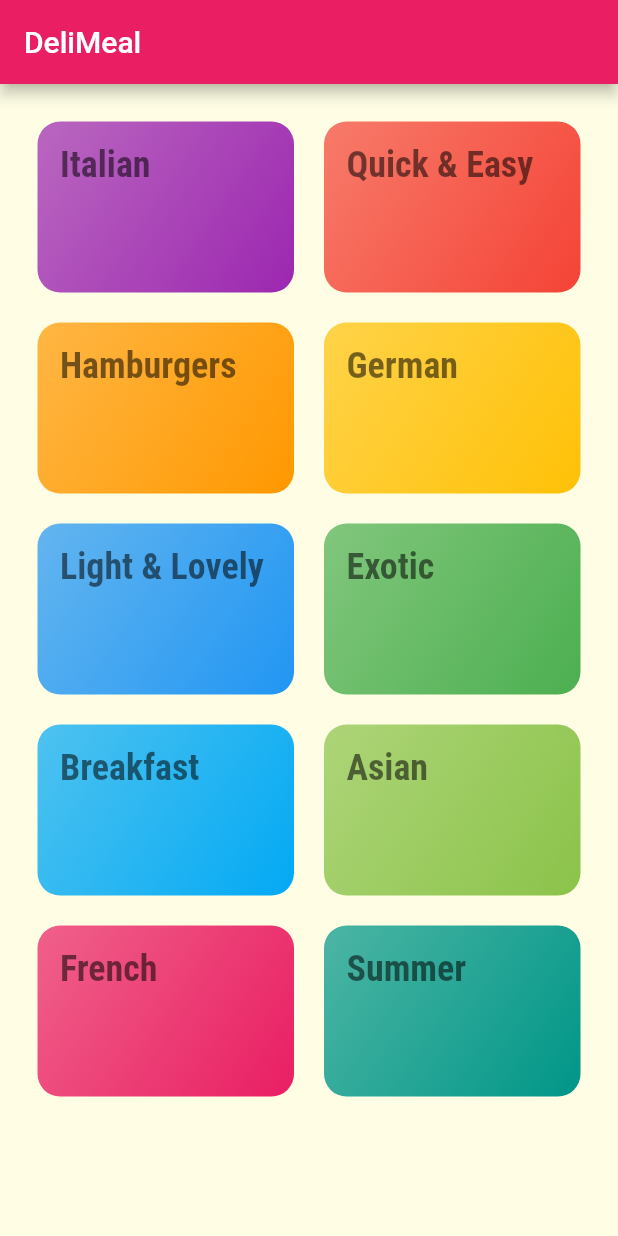
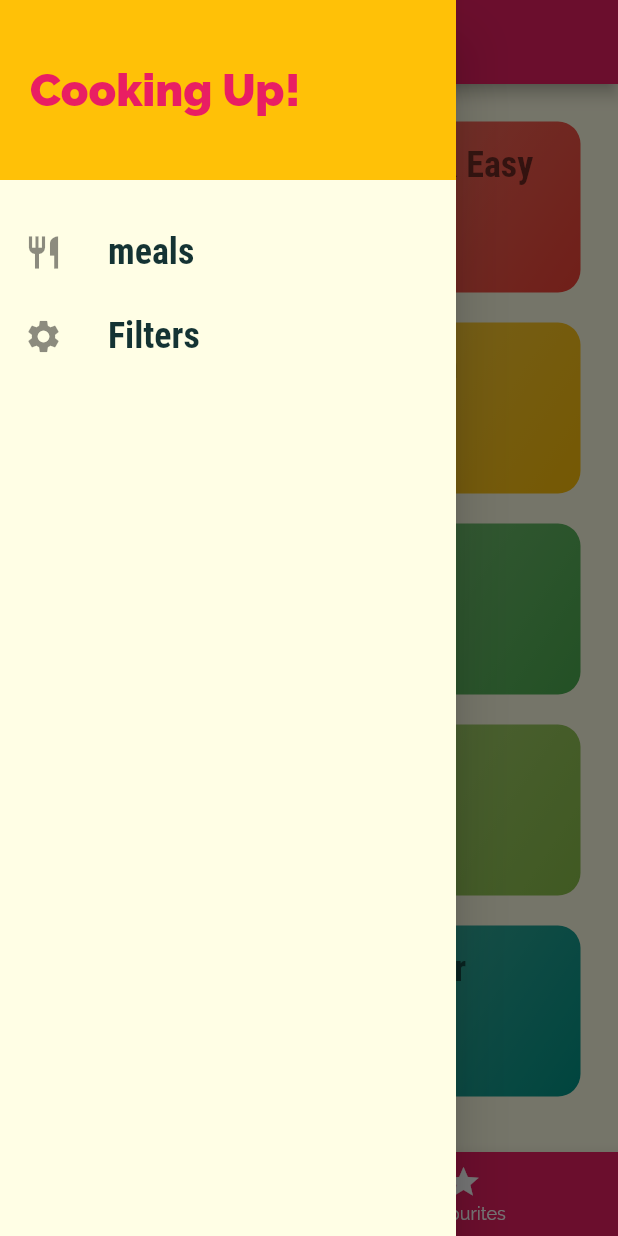
Before and after one commit to GikundaMbiriri/mealsApp, a Flutter app: the screen it shows after launch, with the side drawer open (before the commit the screen has no drawer), on a phone screen of 412 x 824 dp. Run offline on Flutter 3.47's test engine with Material 2 defaults, Android fonts, the phone set to English and light mode, and no system bars.

Commit message:
latest commit

```diff
--- a/lib/categories_screen.dart
+++ /dev/null
@@ -1,24 +0,0 @@
-import 'package:flutter/material.dart';
-import './category_item.dart';
-import './dummy_data.dart';
-
-class CategoriesScreen extends StatelessWidget {
-  @override
-  Widget build(BuildContext context) {
-    return Scaffold(
-        appBar: AppBar(
-          title: const Text('DeliMeal'),
-        ),
-        body: GridView(
-          padding: EdgeInsets.all(25),
-          children: DUMMY_CATEGORIES
-              .map((cat) => CategoryItem(cat.id, cat.title, cat.color))
-              .toList(),
-          gridDelegate: SliverGridDelegateWithMaxCrossAxisExtent(
-              maxCrossAxisExtent: 200,
-              childAspectRatio: 3 / 2,
-              crossAxisSpacing: 20,
-              mainAxisSpacing: 20),
-        ));
-  }
-}
--- a/lib/main.dart
+++ b/lib/main.dart
@@ -1,15 +1,71 @@
 import 'package:flutter/material.dart';
-import './category_meals_screen.dart';
-import './categories_screen.dart';
+import './screens/category_meals_screen.dart';
+import './screens/meal_detail_screen.dart';
+import './screens/categories_screen.dart';
+import './screens/tabs_screen.dart';
+import './screens/filters_screen.dart';
+import './dummy_data.dart';
+import './models/meal.dart';
 
 void main() {
   runApp(const MyApp());
 }
 
-class MyApp extends StatelessWidget {
+class MyApp extends StatefulWidget {
   const MyApp({Key? key}) : super(key: key);
 
-  // This widget is the root of your application.
+  @override
+  State<MyApp> createState() => _MyAppState();
+}
+
+class _MyAppState extends State<MyApp> {
+  Map<String, bool> filters = {
+    'gluten': false,
+    'lactose': false,
+    'vegan': false,
+    'vegetarian': false,
+  };
+  List<Meal> availableMeals = DUMMY_MEALS;
+  List<Meal> favouriteMeals = [];
+  void setFilters(Map<String, bool> filterdata) {
+    setState(() {
+      filters = filterdata;
+      availableMeals = DUMMY_MEALS.where((meal) {
+        if (filters['gluten'] == true && !meal.isGlutenFree) {
+          return false;
+        }
+        if (filters['lactose'] == true && !meal.isLactoseFree) {
+          return false;
+        }
+        if (filters['vegan'] == true && !meal.isVegan) {
+          return false;
+        }
+        if (filters['vegetarian'] == true && !meal.isVegetarian) {
+          return false;
+        }
+        return true;
+      }).toList();
+    });
+  }
+
+  void toggleFavourite(String mealId) {
+    final existingIndex =
+        favouriteMeals.indexWhere((meal) => meal.id == mealId);
+    if (existingIndex >= 0) {
+      setState(() {
+        favouriteMeals.removeAt(existingIndex);
+      });
+    } else {
+      setState(() {
+        favouriteMeals.add(DUMMY_MEALS.firstWhere((meal) => meal.id == mealId));
+      });
+    }
+  }
+
+  bool isFavourite(String id) {
+    return favouriteMeals.any((meal) => meal.id == id);
+  }
+
   @override
   Widget build(BuildContext context) {
     return MaterialApp(
@@ -31,9 +87,18 @@ class MyApp extends StatelessWidget {
         // home: CategoriesScreen(),
         initialRoute: '/',
         routes: {
-        '/': (ctx) => CategoriesScreen(),
-        CategoryMealsScreen.routeName: (ctx) => CategoryMealsScreen()
+          '/': (ctx) => TabScreen(favouriteMeals),
+          CategoryMealsScreen.routeName: (ctx) =>
+              CategoryMealsScreen(availableMeals),
+          MealDetailScreen.routeName: (ctx) =>
+              MealDetailScreen(toggleFavourite, isFavourite),
+          FilterScreen.routeName: (ctx) => FilterScreen(filters, setFilters)
         },
-    );
+        // onGenerateRoute: (settings){
+
+        // },
+        onUnknownRoute: (settings) {
+          return MaterialPageRoute(builder: (ctx) => CategoriesScreen());
+        });
   }
 }
--- a/lib/models/meal.dart
+++ b/lib/models/meal.dart
@@ -17,6 +17,7 @@ class Meal {
   final bool isLactoseFree;
   final bool isVegan;
   final bool isVegetarian;
+
   const Meal({
     required this.id,
     required this.categories,
--- /dev/null
+++ b/lib/screens/categories_screen.dart
@@ -0,0 +1,20 @@
+import 'package:flutter/material.dart';
+import '../widgets/category_item.dart';
+import '../dummy_data.dart';
+
+class CategoriesScreen extends StatelessWidget {
+  @override
+  Widget build(BuildContext context) {
+    return GridView(
+      padding: EdgeInsets.all(25),
+      children: DUMMY_CATEGORIES
+          .map((cat) => CategoryItem(cat.id, cat.title, cat.color))
+          .toList(),
+      gridDelegate: SliverGridDelegateWithMaxCrossAxisExtent(
+          maxCrossAxisExtent: 200,
+          childAspectRatio: 3 / 2,
+          crossAxisSpacing: 20,
+          mainAxisSpacing: 20),
+    );
+  }
+}
--- /dev/null
+++ b/lib/screens/tabs_screen.dart
@@ -0,0 +1,63 @@
+import 'package:flutter/material.dart';
+import './favourites_screen.dart';
+import './categories_screen.dart';
+import '../widgets/main_drawer.dart';
+import '../models/meal.dart';
+
+class TabScreen extends StatefulWidget {
+  final List<Meal> favouriteMeals;
+  TabScreen(this.favouriteMeals);
+  @override
+  _TabScreenState createState() => _TabScreenState();
+}
+
+class _TabScreenState extends State<TabScreen> {
+  var _pages;
+  int pageIndex = 0;
+  @override
+  void initState() {
+    _pages = [
+      {'page': CategoriesScreen(), 'title': 'Categories'},
+      {
+        'page': FavouritesScreen(widget.favouriteMeals),
+        'title': 'Your Favourite'
+      },
+    ];
+    super.initState();
+  }
+
+  void _selectPage(int index) {
+    setState(() {
+      pageIndex = index;
+    });
+  }
+
+  @override
+  Widget build(BuildContext context) {
+    return Scaffold(
+      appBar: AppBar(
+        title: Text(_pages[pageIndex]['title']),
+      ),
+      drawer: MainDrawer(),
+      body: _pages[pageIndex]['page'],
+      bottomNavigationBar: BottomNavigationBar(
+        onTap: _selectPage,
+        backgroundColor: Theme.of(context).primaryColor,
+        unselectedItemColor: Colors.white,
+        selectedItemColor: Theme.of(context).accentColor,
+        currentIndex: pageIndex,
+        type: BottomNavigationBarType.fixed,
+        items: [
+          BottomNavigationBarItem(
+              backgroundColor: Theme.of(context).primaryColor,
+              icon: Icon(Icons.category),
+              title: Text('Categories')),
+          BottomNavigationBarItem(
+              backgroundColor: Theme.of(context).primaryColor,
+              icon: Icon(Icons.star),
+              title: Text('Favourites'))
+        ],
+      ),
+    );
+  }
+}
--- a/lib/category_item.dart
+++ b/lib/widgets/category_item.dart
@@ -1,5 +1,5 @@
 import 'package:flutter/material.dart';
-import './category_meals_screen.dart';
+import '../screens/category_meals_screen.dart';
 
 class CategoryItem extends StatelessWidget {
   final String id;
--- /dev/null
+++ b/lib/widgets/main_drawer.dart
@@ -0,0 +1,55 @@
+import 'package:flutter/material.dart';
+import '../screens/filters_screen.dart';
+
+class MainDrawer extends StatelessWidget {
+  Widget buildListTile(String title, IconData icon, tapHandler) {
+    return ListTile(
+      leading: Icon(
+        icon,
+        size: 26,
+      ),
+      title: Text(
+        title,
+        style: TextStyle(
+            fontFamily: 'RobotoCondensed',
+            fontSize: 24,
+            fontWeight: FontWeight.bold),
+      ),
+      onTap: tapHandler,
+    );
+  }
+
+  @override
+  Widget build(BuildContext context) {
+    return Drawer(
+      child: Column(
+        children: [
+          Container(
+            height: 120,
+            width: double.infinity,
+            padding: EdgeInsets.all(20),
+            alignment: Alignment.centerLeft,
+            color: Theme.of(context).accentColor,
+            child: Text(
+              'Cooking Up!',
+              style: TextStyle(
+                  fontWeight: FontWeight.w900,
+                  fontSize: 30,
+                  color: Theme.of(context).primaryColor),
+            ),
+          ),
+          SizedBox(
+            height: 20,
+          ),
+          buildListTile('meals', Icons.restaurant, () {
+            return Navigator.of(context).pushReplacementNamed('/');
+          }),
+          buildListTile('Filters', Icons.settings, () {
+            return Navigator.of(context)
+                .pushReplacementNamed(FilterScreen.routeName);
+          })
+        ],
+      ),
+    );
+  }
+}
--- a/pubspec.yaml
+++ b/pubspec.yaml
@@ -34,6 +34,7 @@ dependencies:
   # The following adds the Cupertino Icons font to your application.
   # Use with the CupertinoIcons class for iOS style icons.
   cupertino_icons: ^1.0.2
+  http: ^0.12.0+1
 
 dev_dependencies:
   flutter_test:
```
Also changed, not shown: lib/category_meals_screen.dart (deleted, +0 -30 lines), lib/screens/category_meals_screen.dart (added, +66 -0 lines), lib/screens/favourites_screen.dart (added, +30 -0 lines), lib/screens/filters_screen.dart (added, +100 -0 lines), lib/screens/meal_detail_screen.dart (added, +90 -0 lines), lib/widgets/meal_item.dart (added, +139 -0 lines), pubspec.lock, 1 other file. Lines whose indentation alone changed are shown as unchanged.
